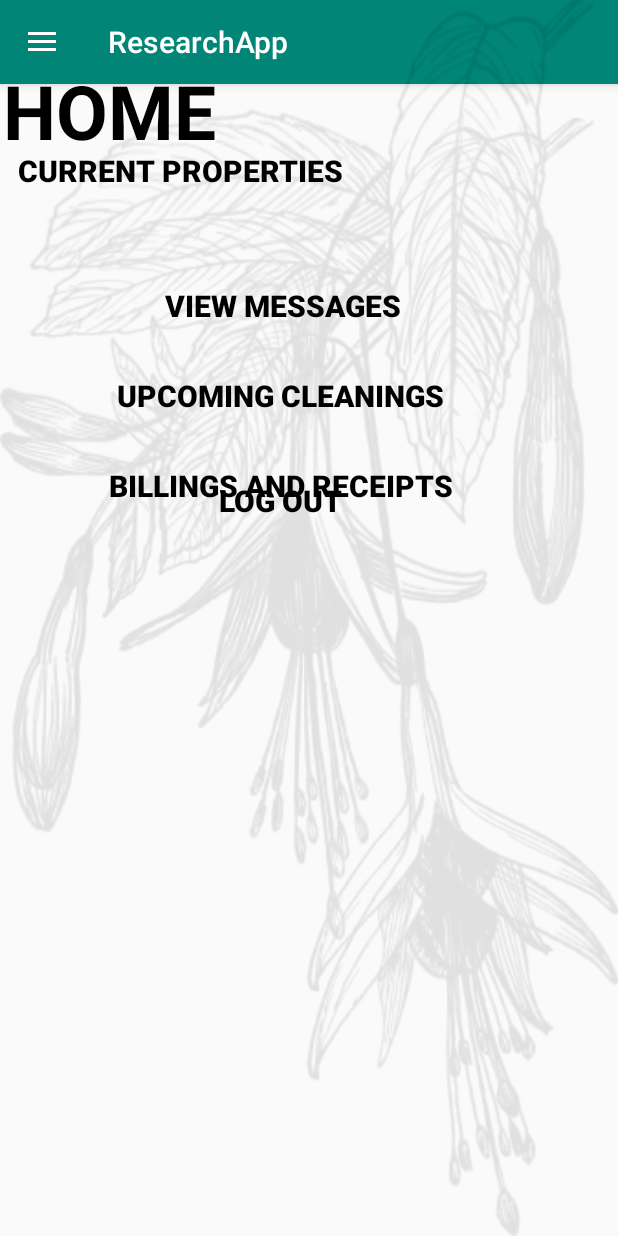
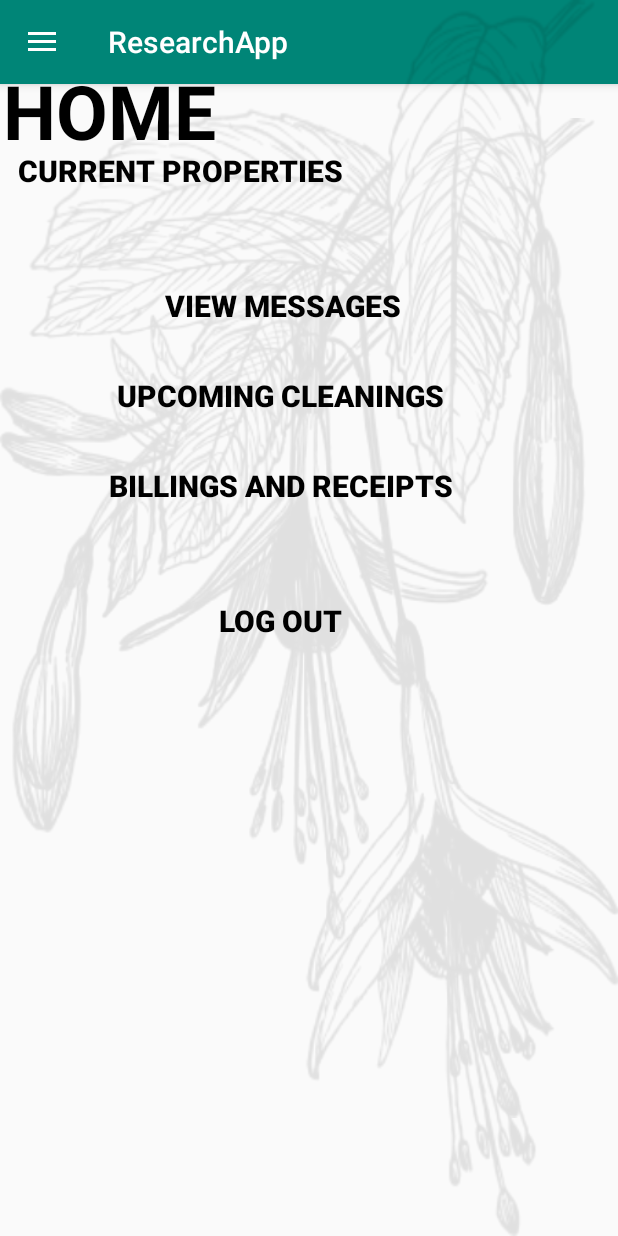
Before and after one commit to blakerd/CleaningHouse, an Android app: the HomeScreenHost screen opened directly, with no data from a screen before it, on a phone screen of 412 x 824 dp. Run offline under Robolectric (Android 15) with nearby library versions, the phone set to English and light mode, and no system bars; our stand-ins replace Firebase (no records; nobody signed in at launch, a user with empty details on screens opened directly).

Commit message:
fixed logout bug

```diff
--- a/CleaningHouse-master/app/src/main/java/com/example/researchapp/HomeScreenHost.java
+++ b/CleaningHouse-master/app/src/main/java/com/example/researchapp/HomeScreenHost.java
@@ -4,6 +4,7 @@ import android.content.Intent;
 import android.graphics.Color;
 import android.graphics.drawable.ColorDrawable;
 import android.os.Bundle;
+import android.util.Log;
 import android.view.View;
 import android.widget.Button;
 import android.widget.ImageView;
@@ -60,7 +61,7 @@ public class HomeScreenHost extends AppCompatActivity implements View.OnClickLis
         logOutBtn.setOnClickListener(new View.OnClickListener() {
             @Override
             public void onClick(View v) {
-                FirebaseAuth.getInstance().signOut();
+                mFirebaseAuth.getInstance().signOut();
                 Intent backToHome = new Intent(HomeScreenHost.this, OpeningScreen.class);
                 startActivity(backToHome);
             }
@@ -93,10 +94,12 @@ public class HomeScreenHost extends AppCompatActivity implements View.OnClickLis
         }
     }
     public void propertiesPage(){
+        Log.d("test","testing");
         Intent i = new Intent(this, PropertiesScreen.class);
         startActivity(i);
     }
     public void schedulePage() {
+        Log.d("test","testing");
         Intent i = new Intent(this, ScheduleScreen.class);
         startActivity(i);
     }
--- a/CleaningHouse-master/app/src/main/java/com/example/researchapp/OpeningScreen.java
+++ b/CleaningHouse-master/app/src/main/java/com/example/researchapp/OpeningScreen.java
@@ -85,5 +85,7 @@ public class OpeningScreen extends AppCompatActivity {
             }
         });
     }
+    @Override
+    public void onBackPressed(){ }
 
 }
--- a/CleaningHouse-master/app/src/main/java/com/example/researchapp/SignUpScreen.java
+++ b/CleaningHouse-master/app/src/main/java/com/example/researchapp/SignUpScreen.java
@@ -87,7 +87,6 @@ public class SignUpScreen extends AppCompatActivity {
 
 
     private void nextScreen() {
-
         Intent i = new Intent(this, HomeScreenHost.class);
         startActivity(i);
 
--- a/CleaningHouse-master/app/src/main/res/layout/activity_home_screen_host.xml
+++ b/CleaningHouse-master/app/src/main/res/layout/activity_home_screen_host.xml
@@ -117,13 +117,14 @@
 
 
             />
+
         <Button
             android:id="@+id/logOut"
             android:layout_width="234dp"
             android:layout_height="wrap_content"
             android:layout_gravity="center"
             android:layout_marginHorizontal="70dp"
-            android:layout_marginVertical="310dp"
+            android:layout_marginVertical="400dp"
             android:background="@android:color/transparent"
             android:text="Log Out"
             android:textColor="#000000"
```
Also changed, not shown: 2 other files.
